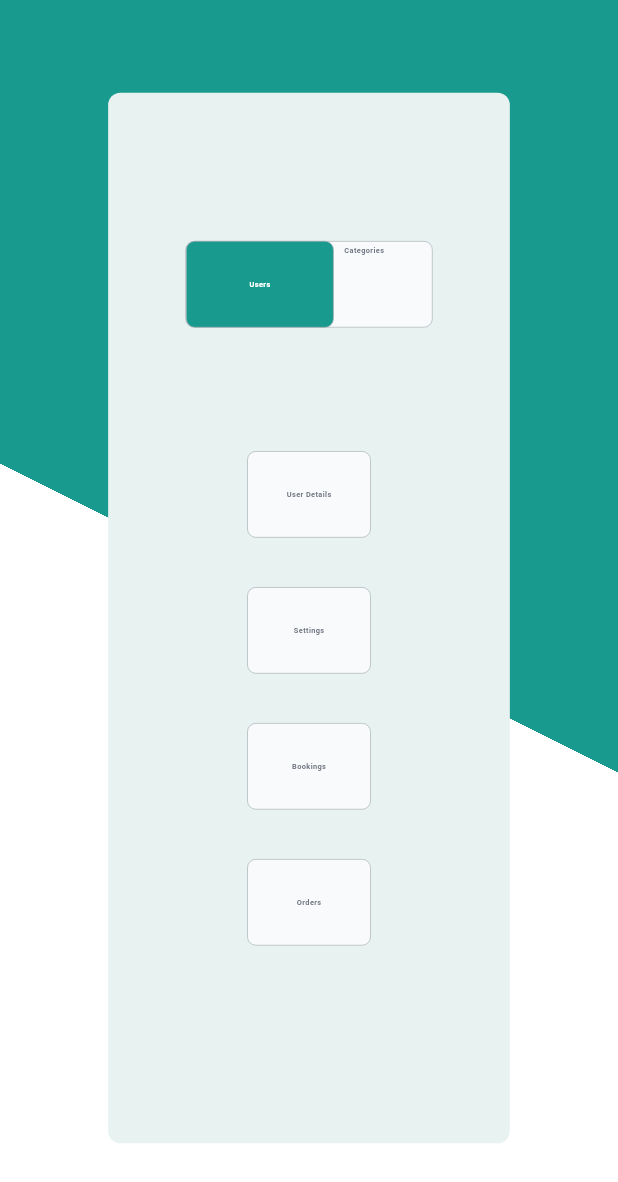
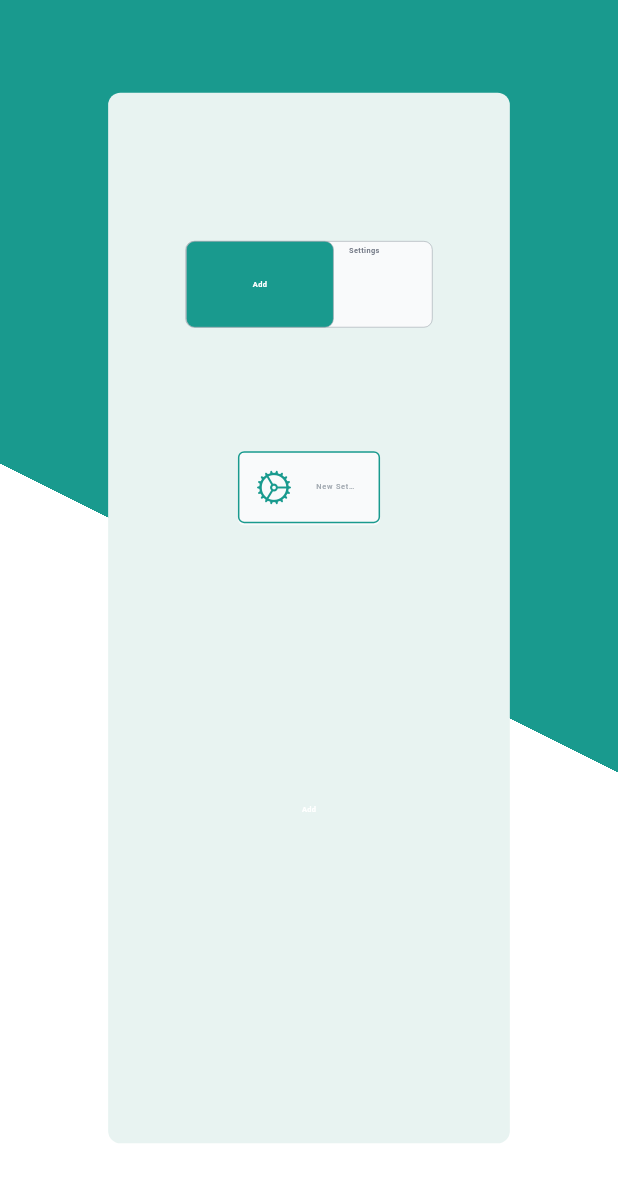
Before and after one commit to basila05/medics, a Flutter app: the screen it shows after launch, on a phone screen of 412 x 824 dp. Shown: the top 1182 px of the screen. Run offline on Flutter 3.47's test engine with Material 3 defaults, Android fonts, the phone set to English and light mode, and no system bars; our stand-ins replace cloud_firestore, file_picker, firebase_core, firebase_storage, flutter_riverpod, flutter_svg and 3 more; missing offline and left inert: dart:html, dart:ui_web, gradients, side_navigation; accounts and stored records are empty.

Commit message:
initial commit

```diff
--- /dev/null
+++ b/lib/features/screen/settingsPage.dart
@@ -0,0 +1,344 @@
+import 'package:cloud_firestore/cloud_firestore.dart';
+import 'package:flutter/cupertino.dart';
+import 'package:flutter/material.dart';
+import 'package:gradients/gradients.dart';
+import 'package:medics/features/screen/splashcreen.dart';
+import 'package:shared_preferences/shared_preferences.dart';
+
+import '../../core/constants/colorpage.dart';
+import '../../main.dart';
+import 'help&support.dart';
+
+class settingsPage extends StatefulWidget {
+  const settingsPage({Key? key}) : super(key: key);
+
+  @override
+  State<settingsPage> createState() => _settingsPageState();
+}
+
+class _settingsPageState extends State<settingsPage> {
+  TextEditingController settingsController = TextEditingController();
+  settingsData(){
+    FirebaseFirestore.instance.collection("settings").doc(settingsController.text).set({
+      "Text" : settingsController.text
+    }).then((value) =>
+        settingsController.clear()
+    );
+  }
+  bool toggle = false;
+  @override
+  Widget build(BuildContext context) {
+    final isSmallScreen = MediaQuery.of(context).size.width < 600;
+    return Scaffold(
+      // appBar: AppBar(
+      //   title: Text("Help and Support"),
+      // ),
+      body: Column(
+        children: [
+          Container(
+            height: height*1,
+            width: width*1,
+            decoration: BoxDecoration(
+                gradient: LinearGradient(
+                    colors: [
+                      ColorPage.secondarycolor,
+                      ColorPage.primarycolor,
+                    ],
+                    stops: [0.5,0.5],
+                    begin: Alignment.bottomLeft,
+                    end: Alignment.topRight
+                )
+            ),
+
+            child: Column(
+              mainAxisAlignment: MainAxisAlignment.center,
+              children: [
+                Stack(
+                  children: [
+                    Container(
+                      height: height*0.85,
+                      width: width*0.65,
+                      decoration: BoxDecoration(
+                        color: ColorPage.fourthcolor,
+                        borderRadius: BorderRadius.circular(width*0.02),
+                      ),
+                      child: Column(
+                        children: [
+                          SizedBox(height: height*0.12,),
+                          Stack(
+                            children: [
+                              InkWell(
+                                onTap: () {
+                                  toggle=!toggle;
+                                  setState(() {
+
+                                  });
+                                },
+                                child: Container(
+                                  height: height*0.07,
+                                  width: width*0.4,
+                                  decoration: BoxDecoration(
+                                      color: ColorPage.color3,
+                                      border: Border.all(
+                                          color: ColorPage.color1,
+                                          width: width*0.001
+                                      ),
+                                      borderRadius: BorderRadius.circular(width*0.014)
+                                  ),
+                                ),
+                              ),
+                              AnimatedPositioned(
+                                duration: Duration(
+                                    milliseconds: 200
+                                ),
+                                left:toggle? width*0.16:width*0.001,
+                                right:toggle?width*0.001: width*0.16,
+                                curve: Curves.easeIn,
+                                child: AnimatedContainer(
+                                  curve: Curves.easeIn,
+                                  duration:  Duration(
+                                      milliseconds: 200
+                                  ),
+                                  height: height*0.07,
+                                  width: width*0.2,
+                                  decoration: BoxDecoration(
+                                      color: ColorPage.primarycolor,
+                                      border: Border.all(
+                                          color: ColorPage.color1,
+                                          width: width*0.001
+                                      ),
+                                      borderRadius: BorderRadius.circular(width*0.014)
+                                  ),
+                                  child: toggle?Center(
+                                    child: Text("Settings",style: TextStyle(
+                                        fontWeight: FontWeight.w600,
+                                        color: ColorPage.secondarycolor,
+                                        fontSize: width*0.012
+                                    ),),
+                                  ):Center(
+                                    child: Text("Add",style: TextStyle(
+                                        fontWeight: FontWeight.w600,
+                                        color: ColorPage.secondarycolor,
+                                        fontSize: width*0.012
+                                    ),),
+                                  ),
+                                ),
+                              ),
+                              AnimatedPositioned(
+                                duration: Duration(
+                                    milliseconds: 200),
+                                left: toggle?width*0.015:width*0.18,
+                                right: toggle?width*0.18:width*0.0015,
+                                top: width*0.007,
+                                child: toggle?Center(
+                                  child: Text("Add",style: TextStyle(
+                                    fontSize: width*0.012,
+                                    fontWeight: FontWeight.w600,
+                                    color: ColorPage.color5,
+                                  ),),
+                                ):Center(
+                                  child: Text("Settings",style: TextStyle(
+                                    fontSize: width*0.012,
+                                    fontWeight: FontWeight.w600,
+                                    color: ColorPage.color5,
+                                  ),),
+                                ),)
+                            ],
+                          ),
+                          SizedBox(height: height*0.1,),
+                          toggle?StreamBuilder<QuerySnapshot>(
+                              stream: FirebaseFirestore.instance.collection("settings").snapshots(),
+                              builder: (context, snapshot) {
+                                if(!snapshot.hasData){
+                                  return CircularProgressIndicator();
+                                  //     SizedBox(
+                                  //       height:300,child: Center(child: Lottie.asset(gifs.loadingGif),));
+                                }
+                                var data=snapshot.data!.docs;
+                                return Expanded(
+                                  child: ListView.separated(
+                                    itemCount:data.length,
+                                    shrinkWrap: true,
+                                    scrollDirection: Axis.vertical,
+                                    itemBuilder:(BuildContext context,int index){
+                                      return GestureDetector(
+                                        onTap: (){
+                                          Navigator.push(context, MaterialPageRoute(builder: (context) => HelpAndSupport(name: "${data[index]["Text"]}"),));
+                                        },
+                                        child: Container(
+                                          height: 50,
+                                          margin: EdgeInsets.symmetric(horizontal: isSmallScreen?30:width*0.2),
+                                          decoration: BoxDecoration(
+                                              borderRadius: BorderRadius.circular(10),
+                                              border: Border.all(color: ColorPage.primarycolor),
+                                              gradient: LinearGradient(colors: [
+                                                ColorPage.primarycolor,
+                                                ColorPage.fifthcolor
+                                              ])
+                                          ),
+                                          child: Row(
+                                            mainAxisAlignment: MainAxisAlignment.spaceAround,
+                                            children: [
+                                              SizedBox(
+                                                height: 30,
+                                                width: 150,
+                                                child: Center(
+                                                  child: Text("${data[index]["Text"]}",
+                                                    style: TextStyle(
+                                                        color: ColorPage.secondarycolor,
+                                                        fontWeight:FontWeight.w600,
+                                                        fontSize:  isSmallScreen?13:16
+                                                    ),),
+                                                ),
+                                              ),
+                                              /// DELETE OPTION
+                                              if(index >= 5)
+                                                IconButton(
+                                                    onPressed: () {
+                                                      showDialog(
+                                                        barrierDismissible: false,
+                                                        context: context,
+                                                        builder: (context) {
+                                                          return AlertDialog(
+                                                            title: Text("Are you sure you want to delete this Option?",
+                                                              textAlign: TextAlign.center,
+                                                              style: TextStyle(
+                                                                  fontSize: height*0.02,
+                                                                  fontWeight: FontWeight.w600
+                                                              ),),
+                                                            content: Row(
+                                                              mainAxisAlignment: MainAxisAlignment.spaceEvenly,
+                                                              children: [
+                                                                InkWell(
+                                                                  onTap: () {
+                                                                    Navigator.pop(context);
+                                                                  },
+                                                                  child: Container(
+                                                                    height: 30,
+                                                                    width: 100,
+                                                                    decoration: BoxDecoration(
+                                                                      color: Colors.blueGrey,
+                                                                      borderRadius: BorderRadius.circular(width*0.03),
+                                                                    ),
+                                                                    child: Center(child: Text("No",
+                                                                      style: TextStyle(
+                                                                          color: Colors.white
+                                                                      ),)),
+                                                                  ),
+                                                                ),
+                                                                InkWell(
+                                                                  onTap: () async {
+                                                                    await FirebaseFirestore.instance.collection('settings').doc(data[index]['Text']).delete();
+                                                                    Navigator.pop(context);
+                                                                  },
+                                                                  child: Container(
+                                                                    height: 30,
+                                                                    width: 100,
+                                                                    decoration: BoxDecoration(
+                                                                      color: ColorPage.color3,
+                                                                      borderRadius: BorderRadius.circular(width*0.03),
+                                                                    ),
+                                                                    child: Center(child: Text("Yes",
+                                                                      style: TextStyle(
+                                                                          color: Colors.white
+                                                                      ),)),
+                                                                  ),
+                                                                ),
+                                                              ],
+                                                            ),
+                                                          );
+                                                        },
+                                                      );
+                                                    },
+                                                    icon: Icon(CupertinoIcons.delete,color: ColorPage.thirdcolor,)
+                                                )
+                                            ],
+                                          ),
+                                        ),
+                                      );
+                                    },
+                                    separatorBuilder: (BuildContext context, int index) {
+                                      return SizedBox(height: 10,);
+                                    },),
+                                );
+                              }
+                          ):
+                          Column(
+                            children: [
+                              Container(
+                                height: height*0.06,
+                                width: width*0.23,
+                                decoration: BoxDecoration(
+                                  color: ColorPage.color3,
+                                  borderRadius: BorderRadius.circular(width*0.01),
+                                ),
+                                child: TextFormField(
+                                  controller: settingsController,
+                                  textInputAction: TextInputAction.next,
+                                  keyboardType: TextInputType.text,
+                                  style: TextStyle(fontSize: width*0.012,fontWeight: FontWeight.w500,color: ColorPage.thirdcolor),
+                                  decoration: InputDecoration(
+                                    prefixIcon: Padding(
+                                      padding: EdgeInsets.all(width*0.005),
+                                      child: Icon(CupertinoIcons.settings,color: ColorPage.primarycolor,),
+                                    ),
+                                    labelText: "New Settings",
+                                    labelStyle: TextStyle(fontWeight: FontWeight.w500,fontSize: width*0.012, color: ColorPage.color1),
+                                    focusedBorder: OutlineInputBorder(
+                                        borderSide: BorderSide(
+                                          color: ColorPage.primarycolor,
+                                        ),
+                                        borderRadius: BorderRadius.circular(width*0.01)
+                                    ),
+                                    enabledBorder: OutlineInputBorder(
+                                      borderSide: BorderSide(
+                                          color: ColorPage.primarycolor
+                                      ),
+                                      borderRadius: BorderRadius.circular(width*0.01),
+                                    ),
+                                  ),
+                                ),
+                              ),
+                              SizedBox(height: height*0.2,),
+                              InkWell(
+                                onTap: (){
+                                  if(settingsController.text.isNotEmpty){
+                                    settingsData();
+                                  }else{
+                                    ScaffoldMessenger.of(context).showSnackBar(SnackBar(content: Text("Field is Empty!")));
+                                  }
+                                },
+                                child: Container(
+                                  height: height*0.06,
+                                  width: width*0.17,
+                                  decoration: BoxDecoration(
+                                    gradient: LinearGradientPainter(
+                                      colors: <Color>[ColorPage.primarycolor, ColorPage.fifthcolor],
+                                    ),
+                                    borderRadius: BorderRadius.circular(width*0.01),
+                                  ),
+                                  child: Center(
+                                    child: Text("Add",style: TextStyle(
+                                        fontWeight: FontWeight.w600,
+                                        color: ColorPage.secondarycolor,
+                                        fontSize: width*0.012
+                                    ),),
+                                  ),
+                              ),
+                              ),
+                              SizedBox(height:height*0.05,),
+                            ],
+                          ),
+                        ],
+                      ),
+                    ),
+                  ],
+                ),
+              ],
+            ),
+          ),
+        ],
+      ),
+    );
+  }
+}
--- a/lib/main.dart
+++ b/lib/main.dart
@@ -9,6 +9,7 @@ import 'package:medics/features/screen/hsptlDetails.dart';
 import 'package:medics/features/screen/hsptlPage.dart';
 import 'package:medics/features/screen/medicine2.dart';
 import 'package:medics/features/screen/medicines.dart';
+import 'package:medics/features/screen/settingsPage.dart';
 import 'package:medics/features/screen/userPage.dart';
 // import 'package:medics/doctors.dart';
 import 'package:medics/firebase_options.dart';
@@ -48,7 +49,7 @@ class Medics extends StatelessWidget {
           theme: ThemeData(
               textTheme: GoogleFonts.muktaVaaniTextTheme()
           ),
-          home:HomePage()
+          home:settingsPage()
 
 
 
--- a/pubspec.yaml
+++ b/pubspec.yaml
@@ -46,6 +46,7 @@ dependencies:
   firebase_storage: ^11.6.0
   firebase_auth: ^4.16.0
   file_picker:
+  shared_preferences: ^2.2.3
 
 dev_dependencies:
   flutter_test:
```
Also changed, not shown: lib/features/screen/help&support.dart (added, +167 -0 lines), lib/features/screen/homepage.dart (+22 -22 lines), lib/features/screen/seetingsPage.dart (deleted, +0 -18 lines), pubspec.lock, 1 other file.
